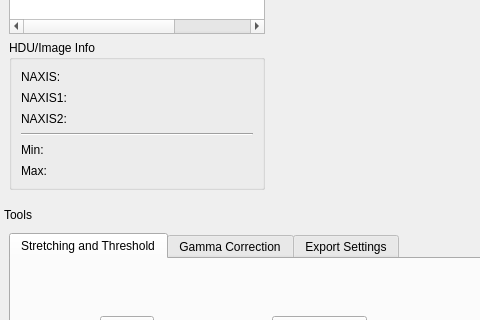
Above: mainwindow.ui from surhh/nfitsview before the change; both pictures show x 0 to 480 and y 291 to 611 of the 1300 by 720 pixel window. Below: the same form after it.
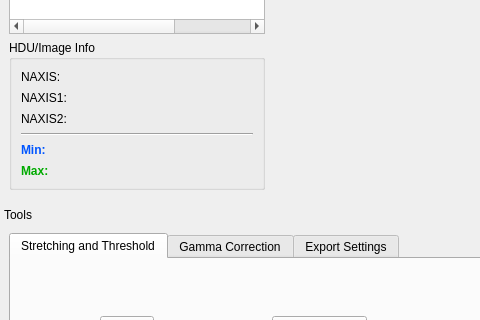
That is the form after the change. Icons and pictures are not drawn. Custom widgets are drawn as their Qt base class.

The edit to the form file:
```diff
--- a/mainwindow.ui
+++ b/mainwindow.ui
@@ -209,6 +209,14 @@
              <layout class="QVBoxLayout" name="verticalLayoutHDUInfo_5">
               <item>
                <widget class="QLabel" name="labelMAXValue">
+                <property name="font">
+                 <font>
+                  <bold>true</bold>
+                 </font>
+                </property>
+                <property name="styleSheet">
+                 <string notr="true">color: rgb(0, 170, 0);</string>
+                </property>
                 <property name="text">
                  <string>Max:</string>
                 </property>
@@ -249,6 +257,14 @@
              <layout class="QVBoxLayout" name="verticalLayoutHDUInfo_4">
               <item>
                <widget class="QLabel" name="labelMINValue">
+                <property name="font">
+                 <font>
+                  <bold>true</bold>
+                 </font>
+                </property>
+                <property name="styleSheet">
+                 <string notr="true">color: rgb(0, 85, 255);</string>
+                </property>
                 <property name="text">
                  <string>Min:</string>
                 </property>
```
